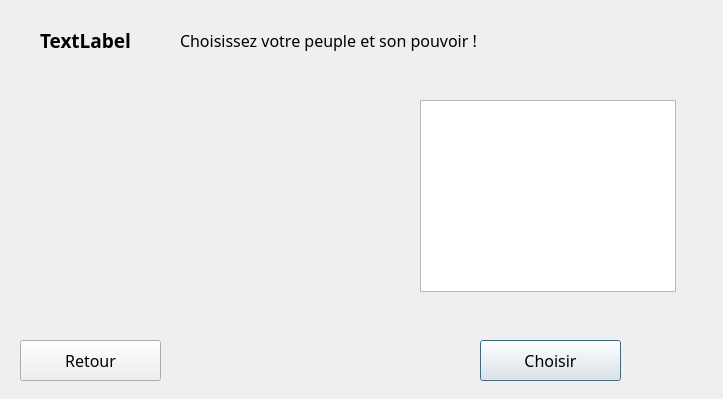
This is warCPP/selectnationpowerwindows.ui in jcambray/ProjetWarCPP as Qt 5 draws it before an edit. The edited form follows.
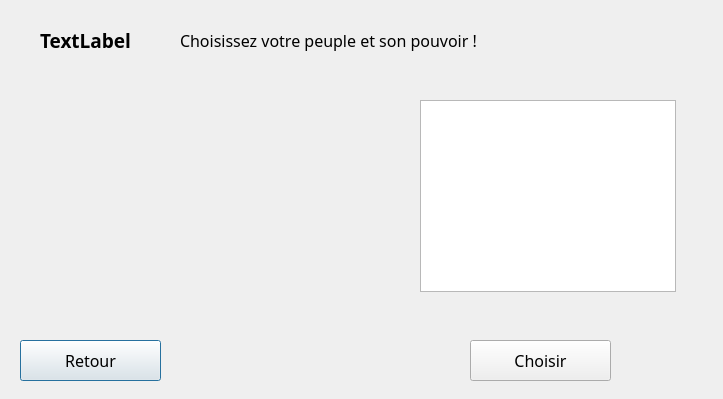
This is the edited form.

Patch:
```diff
--- a/warCPP/selectnationpowerwindows.ui
+++ b/warCPP/selectnationpowerwindows.ui
@@ -81,25 +81,6 @@
     <bool>false</bool>
    </property>
   </widget>
-  <widget class="QPushButton" name="pushButton">
-   <property name="geometry">
-    <rect>
-     <x>480</x>
-     <y>340</y>
-     <width>141</width>
-     <height>41</height>
-    </rect>
-   </property>
-   <property name="font">
-    <font>
-     <family>Lucida Handwriting</family>
-     <pointsize>12</pointsize>
-    </font>
-   </property>
-   <property name="text">
-    <string>Choisir</string>
-   </property>
-  </widget>
   <widget class="QPushButton" name="pushButton_2">
    <property name="geometry">
     <rect>
@@ -119,6 +100,25 @@
     <string>Retour</string>
    </property>
   </widget>
+  <widget class="QPushButton" name="pushChoisir">
+   <property name="geometry">
+    <rect>
+     <x>470</x>
+     <y>340</y>
+     <width>141</width>
+     <height>41</height>
+    </rect>
+   </property>
+   <property name="font">
+    <font>
+     <family>Lucida Handwriting</family>
+     <pointsize>12</pointsize>
+    </font>
+   </property>
+   <property name="text">
+    <string>Choisir</string>
+   </property>
+  </widget>
  </widget>
  <resources/>
  <connections>
```
